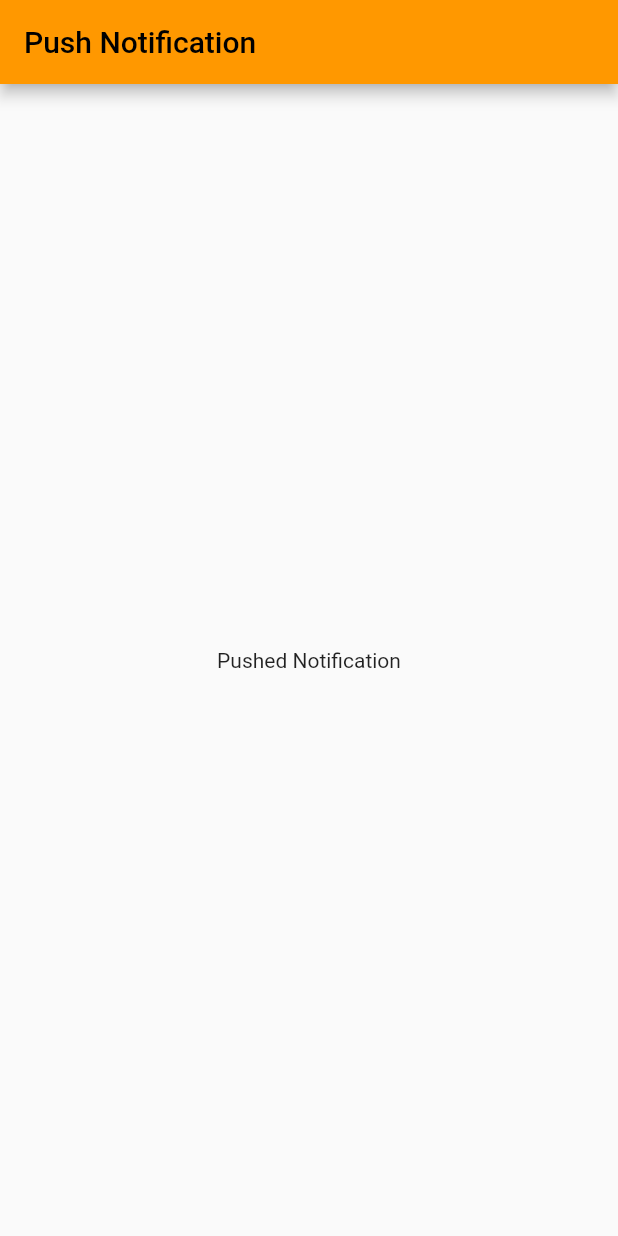
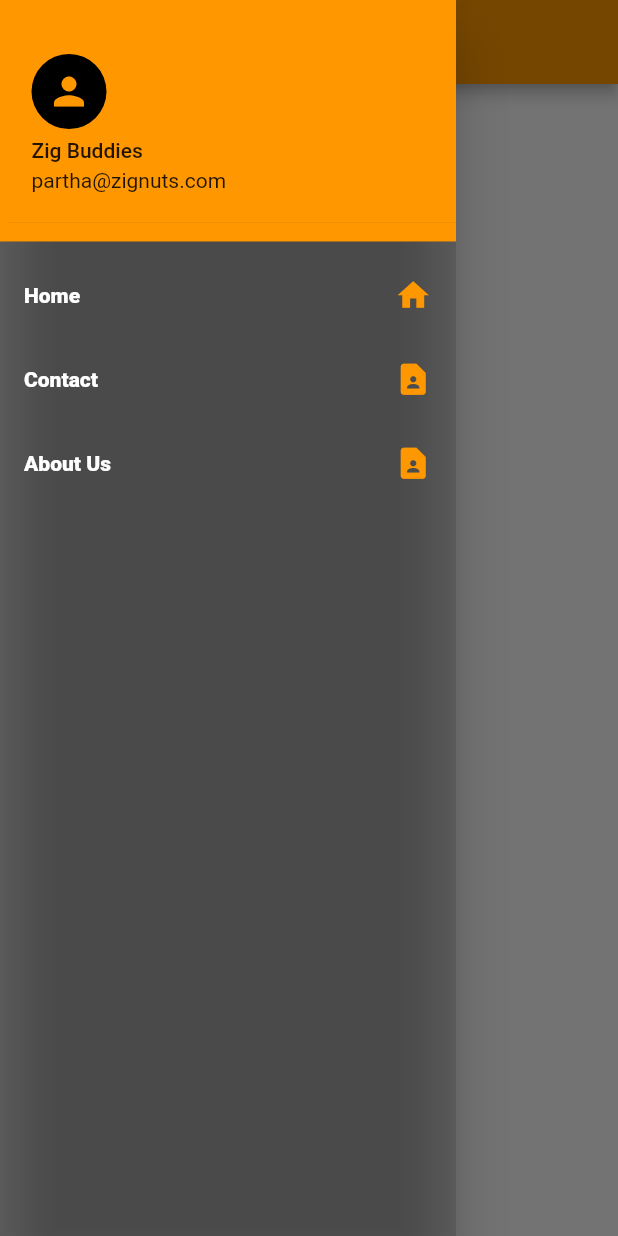
Before and after one commit to Parthakbari15/Git_Practice, a Flutter app: the screen it shows after launch, with the side drawer open (before the commit the screen has no drawer), on a phone screen of 412 x 824 dp. Run offline on Flutter 3.47's test engine with Material 2 defaults, Android fonts, the phone set to English and light mode, and no system bars; our stand-ins replace firebase_core, firebase_messaging, fluttertoast; accounts and stored records are empty.

Commit message:
Addinng Drawer In Main Screen

```diff
--- /dev/null
+++ b/lib/Widgets/listtile.dart
@@ -0,0 +1 @@
+import 'package:flutter/cupertino.dart';
--- a/lib/main.dart
+++ b/lib/main.dart
@@ -1,48 +1,14 @@
 import 'package:firebase_core/firebase_core.dart';
 import 'package:firebase_messaging/firebase_messaging.dart';
 import 'package:flutter/material.dart';
-
-Future<void> _firebaseMessagingBackgroundHandler(RemoteMessage message) async {
-  // If you're going to use other Firebase services in the background, such as Firestore,
-  // make sure you call `initializeApp` before using other Firebase services.
-  await Firebase.initializeApp();
-
-  print("Handling a background message: ${message.messageId}");
-}
-
-void main()  async {
-  FirebaseMessaging.onBackgroundMessage(_firebaseMessagingBackgroundHandler);
-  FirebaseMessaging messaging = FirebaseMessaging.instance;
-
-  NotificationSettings settings = await messaging.requestPermission(
-    alert: true,
-    announcement: false,
-    badge: true,
-    carPlay: false,
-    criticalAlert: false,
-    provisional: false,
-    sound: true,
-  );
-
-  print('User granted permission: ${settings.authorizationStatus}');
-  await Firebase.initializeApp(
-  );
-  WidgetsFlutterBinding.ensureInitialized();
+import 'package:pushnotification/scrrens/drawer.dart';
 
 
-  FirebaseMessaging.onMessage.listen((RemoteMessage message) {
-    print('Got a message whilst in the foreground!');
-    print('Message data: ${message.data}');
-
-    if (message.notification != null) {
-      print('Message also contained a notification: ${message.notification}');
-    }
-  });
+void main() {
   runApp(MyApp());
 }
 
 class MyApp extends StatelessWidget {
-
   @override
   Widget build(BuildContext context) {
     return MaterialApp(
@@ -51,16 +17,7 @@ class MyApp extends StatelessWidget {
       theme: ThemeData(
         primarySwatch: Colors.orange,
       ),
-      home: Scaffold(
-        appBar: AppBar(
-          title: Text("Push Notification"),
-        ),
-        body: Center(
-          child: Container(
-            child: Text("Pushed Notification"),
-          ),
-        ),
-      ),
+      home: Drawer1(),
     );
   }
 }
--- /dev/null
+++ b/lib/scrrens/drawer.dart
@@ -0,0 +1,98 @@
+import 'package:flutter/material.dart';
+import 'package:fluttertoast/fluttertoast.dart';
+
+class Drawer1 extends StatelessWidget {
+  @override
+  Widget build(BuildContext context) {
+    return Scaffold(
+      appBar: AppBar(
+        title: Text(
+          "Drawer",
+          style: TextStyle(color: Colors.black),
+          textAlign: TextAlign.center,
+        ),
+      ),
+      drawer: Drawer(
+        backgroundColor: Colors.black12,
+        child: ListView(
+          padding: EdgeInsets.zero,
+          children: <Widget>[
+            DrawerHeader(
+              padding: EdgeInsets.only(top: 20, left: 5, bottom: 5, right: 0),
+              decoration: BoxDecoration(color: Colors.orange),
+              child: UserAccountsDrawerHeader(
+                currentAccountPictureSize: Size.square(50),
+                currentAccountPicture: CircleAvatar(
+                  backgroundColor: Colors.black,
+                  child: Icon(
+                    Icons.person,
+                    color: Colors.orange,
+                    size: 30,
+                  ),
+                ),
+                accountName: Text("Zig Buddies"),
+                accountEmail: Text("partha@zignuts.com"),
+              ),
+            ),
+            ListTile(
+                title: Text(
+                  "Home",
+                  style: TextStyle(
+                      color: Colors.white, fontWeight: FontWeight.w900),
+                ),
+                trailing: Icon(Icons.home, color: Colors.orange, size: 25),
+                onTap: () => {
+                      Navigator.pop(context),
+                      Fluttertoast.showToast(
+                        msg: "Home",
+                        toastLength: Toast.LENGTH_LONG,
+                        gravity: ToastGravity.CENTER,
+                        backgroundColor: Colors.grey,
+                        // timeInSecForIosWeb: 2,
+                        textColor: Colors.lightGreen,
+                      ),
+                    }),
+            ListTile(
+                title: Text(
+                  "Contact",
+                  style: TextStyle(
+                      color: Colors.white, fontWeight: FontWeight.w900),
+                ),
+                trailing:
+                    Icon(Icons.contact_page, color: Colors.orange, size: 25),
+                onTap: () => {
+                      Navigator.pop(context),
+                      Fluttertoast.showToast(
+                        msg: "Contact",
+                        toastLength: Toast.LENGTH_LONG,
+                        gravity: ToastGravity.CENTER,
+                        backgroundColor: Colors.lightGreen,
+                        // timeInSecForIosWeb: 2,
+                        textColor: Colors.white,
+                      ),
+                    }),
+            ListTile(
+                title: Text(
+                  "About Us",
+                  style: TextStyle(
+                      color: Colors.white, fontWeight: FontWeight.w900),
+                ),
+                trailing:
+                    Icon(Icons.contact_page, color: Colors.orange, size: 25),
+                onTap: () => {
+                      Navigator.pop(context),
+                      Fluttertoast.showToast(
+                        msg: "About Us",
+                        toastLength: Toast.LENGTH_LONG,
+                        gravity: ToastGravity.CENTER,
+                        backgroundColor: Colors.lightGreen,
+                        // timeInSecForIosWeb: 2,
+                        textColor: Colors.white,
+                      ),
+                    }),
+          ],
+        ),
+      ),
+    );
+  }
+}
--- a/pubspec.yaml
+++ b/pubspec.yaml
@@ -38,6 +38,7 @@ dependencies:
   firebase_core: ^2.4.1
   flutter_local_notifications: ^13.0.0
   firebase_messaging: ^14.2.1
+  fluttertoast: ^8.1.2
 
 dev_dependencies:
   flutter_test:
```
Also changed, not shown: pubspec.lock.
